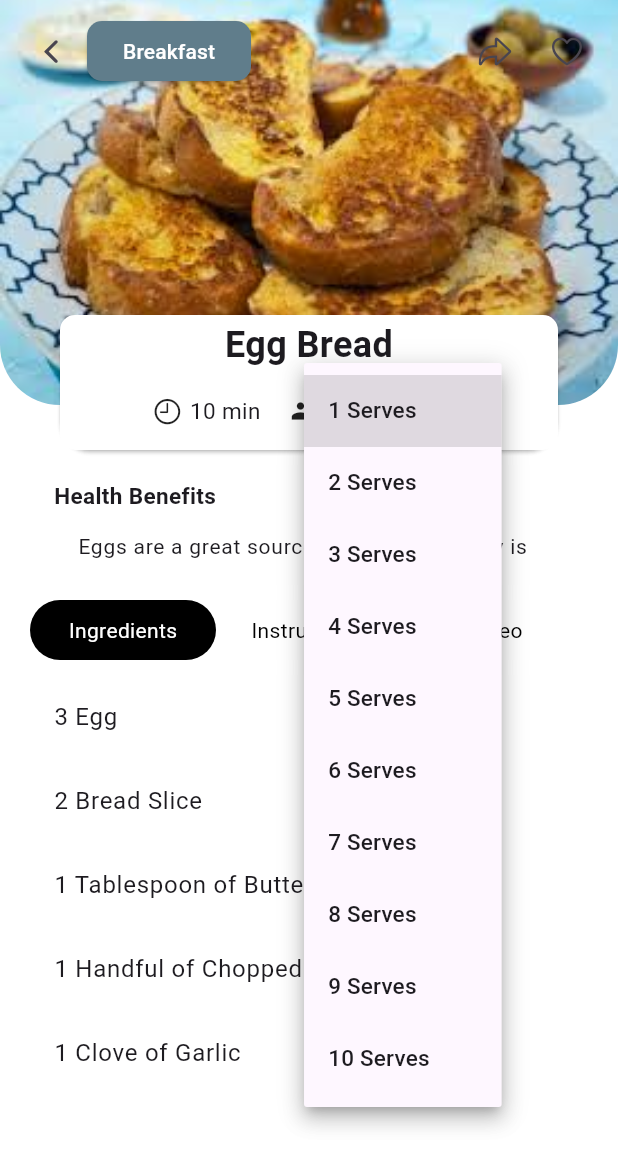
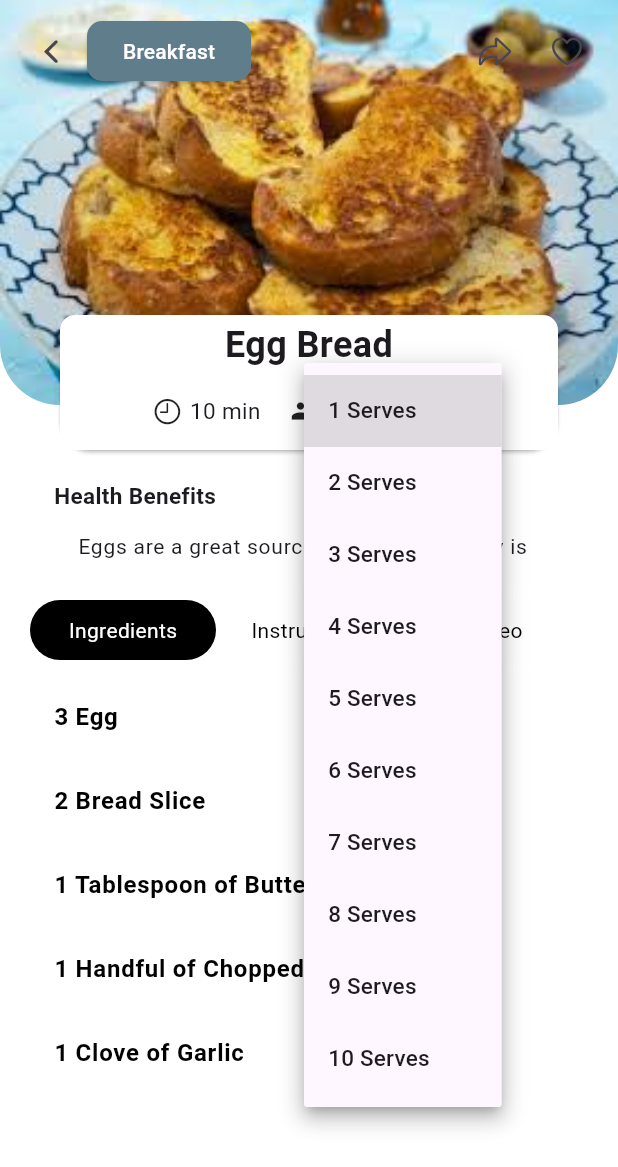
Before and after one commit to muhammedeavsar/test_app, a Flutter app: the screen it shows after launch, after a tap on an icon or button, on a phone screen of 412 x 824 dp. Shown: the top 1167 px of the screen. Run offline on Flutter 3.47's test engine with Material 3 defaults, Android fonts, the phone set to English and light mode, and no system bars; our stand-ins replace youtube_player_flutter.

Commit message:
27_05_dev1

```diff
--- a/lib/main.dart
+++ b/lib/main.dart
@@ -107,10 +107,31 @@ void main() {
         videoUrls: [
           'https://www.youtube.com/watch?v=u5pR11WjXt8',
         ],
-        videoAbout: [
-          'Egg Bread Recipe Video',
-          'How to Make Egg Bread for Breakfast?',
-          'Tips and Tricks: The sliced bread should be neither too thin nor too thick. If you slice the bread too thickly, it may become doughy inside. If the oil is well heated, the bread will absorb less oil.',
+        videoAbout : [
+          RichText(
+            text: TextSpan(
+              children: [
+                TextSpan(
+                  text: 'Egg Bread Recipe Video ',
+                  style: TextStyle(fontWeight: FontWeight.bold, color: Colors.black, fontSize: 16),
+                ),
+              ],
+            ),
+          ),
+          RichText(
+            text: TextSpan(
+              children: [
+                TextSpan(
+                  text: 'How to Make Egg Bread for Breakfast?',
+                  style: TextStyle(fontWeight: FontWeight.normal, color: Colors.black, fontSize: 16),
+                ),
+                TextSpan(
+                  text: 'Tips and Tricks: The sliced bread should be neither too thin nor too thick. If you slice the bread too thickly, it may become doughy inside. If the oil is well heated, the bread will absorb less oil.',
+                  style: TextStyle(fontWeight: FontWeight.normal, color: Colors.black, fontSize: 16),
+                ),
+              ],
+            ),
+          ),
         ],
         healthBenefits: [
           'Eggs are a great source of protein. Parsley is rich in vitamins A, C, and K. Garlic can boost the immune system.',
@@ -134,7 +155,7 @@ class Recipe {
   final List<Ingredient> ingredients;
   final List<RichText> recipeSteps;
   final List<String> videoUrls;
-  final List<String> videoAbout;
+  final List<RichText> videoAbout;
   final List<String> healthBenefits;
 
 
@@ -164,6 +185,7 @@ class _IngredientsPageState extends State<IngredientsPage> {
   int _selectedIndex = 0;
   bool _isLiked = false;
   late List<RichText> recipeSteps;
+  late List<RichText> videoAbout;
 
   PageController _pageController = PageController();
 
@@ -172,7 +194,8 @@ class _IngredientsPageState extends State<IngredientsPage> {
   Widget build(BuildContext context) {
     double screenWidth = MediaQuery.of(context).size.width;
     double containerWidth = (screenWidth - (4 * 10)) / 3;
-    recipeSteps = widget.recipe.recipeSteps;
+    recipeSteps = widget.recipe.recipeSteps.map((step) => RichText(text: step.text)).toList();
+    videoAbout = widget.recipe.videoAbout.map((info) => RichText(text: info.text)).toList();
 
     return SafeArea(
       child: Scaffold(
@@ -530,7 +553,9 @@ class _IngredientsPageState extends State<IngredientsPage> {
                                   final totalIngredientCount = ingredient.numIngredient * _selectedServings;
                                   final formattedName = '$totalIngredientCount ${ingredient.name[0].toUpperCase()}${ingredient.name.substring(1)}';
                                   return ListTile(
-                                    title: Text(formattedName),
+                                    title: Text(formattedName,
+                                      style: TextStyle(fontWeight: FontWeight.bold, color: Colors.black, fontSize: 16),
+                                    ),
                                   );
                                 },
                               ),
@@ -574,19 +599,9 @@ class _IngredientsPageState extends State<IngredientsPage> {
                             child: Column(
                               crossAxisAlignment: CrossAxisAlignment.stretch,
                               children: [
+                                // Title
                                 RichText(
-                                  text: TextSpan(
-                                    style: TextStyle(
-                                      fontWeight: FontWeight.bold,
-                                      fontSize: 20, // You can adjust the font size as needed
-                                      color: Colors.black, // You can adjust the color as needed
-                                    ),
-                                    children: [
-                                      TextSpan(
-                                        text: widget.recipe.videoAbout.isNotEmpty ? widget.recipe.videoAbout[0] : '', // Assuming videoAbout list is not empty
-                                      ),
-                                    ],
-                                  ),
+                                  text: videoAbout[0].text, // Extracting text directly from RichText widget
                                 ),
                                 SizedBox(height: 10,),
                                 YoutubePlayer(
@@ -616,13 +631,14 @@ class _IngredientsPageState extends State<IngredientsPage> {
                                   padding: const EdgeInsets.all(8.0),
                                   child: Column(
                                     children: List.generate(
-                                      widget.recipe.videoAbout.length,
+                                      videoAbout.length,
                                           (index) {
                                         if (index == 0) {
                                           return SizedBox.shrink(); // Skip the first element, as it's already displayed as the title
                                         } else {
+                                          // Listing
                                           return ListTile(
-                                            title: Text(widget.recipe.videoAbout[index]),
+                                            title: videoAbout[index], // Directly use RichText widget
                                           );
                                         }
                                       },
```
